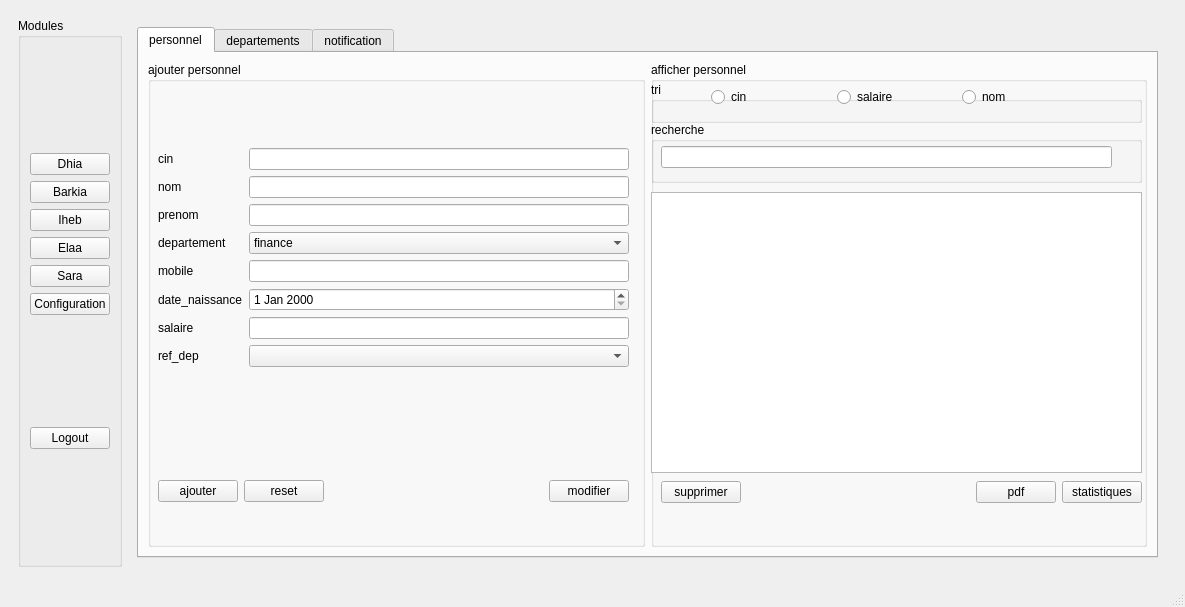
Above: INTEGRATION/mainwindow.ui from dhiaabdelli1/Wedding_planner_2A1 before the change. Below: the same form after it.
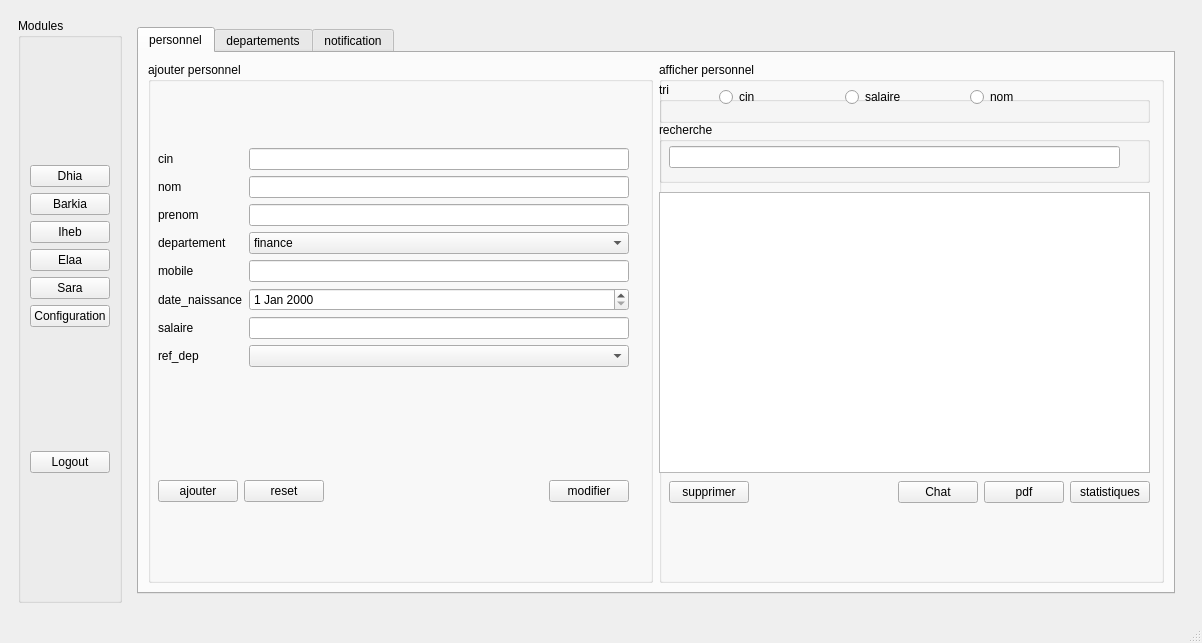
That is the form after the change. The open tabs and pages were chosen to show the change.

Commit message: chat class and new project to test chat

What changed in the file:
```diff
--- a/INTEGRATION/mainwindow.ui
+++ b/INTEGRATION/mainwindow.ui
@@ -6,8 +6,8 @@
    <rect>
     <x>0</x>
     <y>0</y>
-    <width>1184</width>
-    <height>602</height>
+    <width>1202</width>
+    <height>643</height>
    </rect>
   </property>
   <property name="windowTitle">
@@ -2328,6 +2328,13 @@
                               </property>
                              </spacer>
                             </item>
+                            <item>
+                             <widget class="QPushButton" name="chat">
+                              <property name="text">
+                               <string>Chat</string>
+                              </property>
+                             </widget>
+                            </item>
                             <item>
                              <widget class="QPushButton" name="pdf_personnel">
                               <property name="text">
```
Left out of the diff: 6 changed lines with no effect on the pictures. The commit also changes 119 other files.
